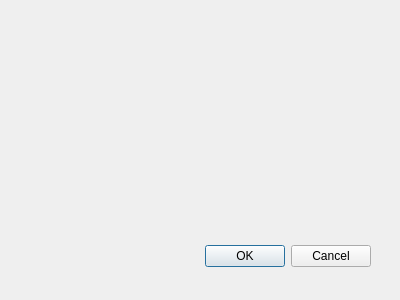
Old version of the form pnw_rotation_py/pnw_rotation_py_dialog_base.ui in the repository DrStriate/Geology.
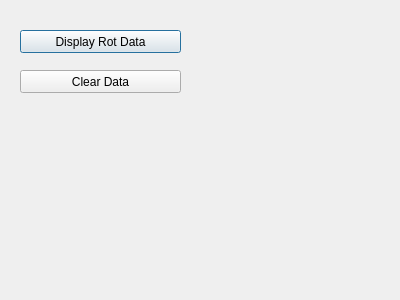
New version of the form.

Commit message: Add code updates to pnw_rotation_py

Patch:
```diff
--- a/pnw_rotation_py/pnw_rotation_py_dialog_base.ui
+++ b/pnw_rotation_py/pnw_rotation_py_dialog_base.ui
@@ -12,20 +12,30 @@
   <property name="windowTitle" >
    <string>Pnw Rotation </string>
   </property>
-  <widget class="QDialogButtonBox" name="button_box" >
-   <property name="geometry" >
+  <widget class="QPushButton" name="displayRotDataButton">
+   <property name="geometry">
     <rect>
-     <x>30</x>
-     <y>240</y>
-     <width>341</width>
-     <height>32</height>
+     <x>20</x>
+     <y>30</y>
+     <width>161</width>
+     <height>23</height>
     </rect>
    </property>
-   <property name="orientation" >
-    <enum>Qt::Horizontal</enum>
+   <property name="text">
+    <string>Display Rot Data</string>
    </property>
-   <property name="standardButtons" >
-    <set>QDialogButtonBox::Cancel|QDialogButtonBox::Ok</set>
+  </widget>
+  <widget class="QPushButton" name="clearDataButton">
+   <property name="geometry">
+    <rect>
+     <x>20</x>
+     <y>70</y>
+     <width>161</width>
+     <height>23</height>
+    </rect>
+   </property>
+   <property name="text">
+    <string>Clear Data</string>
    </property>
   </widget>
  </widget>
```
Left out of the diff: 44 changed lines with no effect on the pictures. The commit also changes 2 other files.
